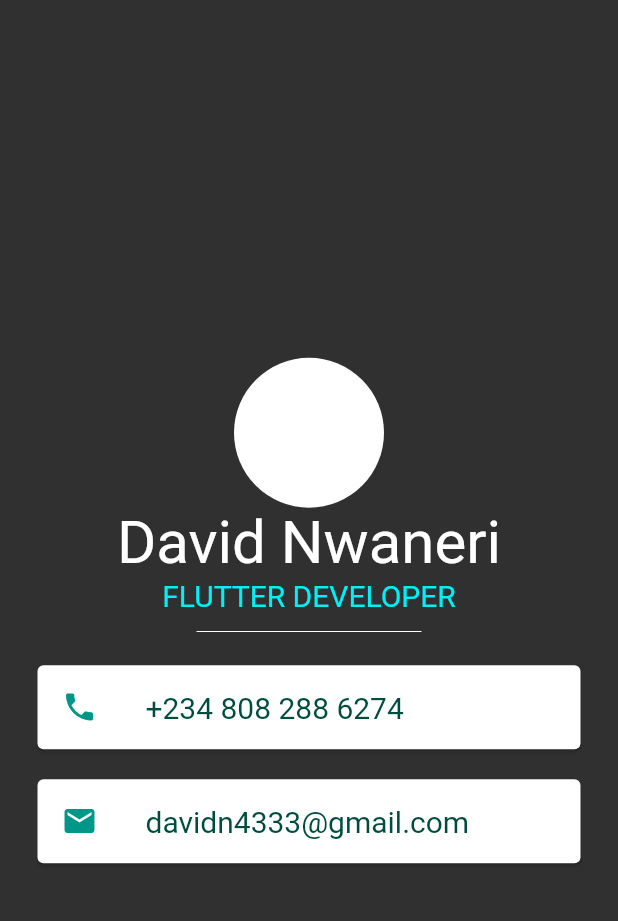
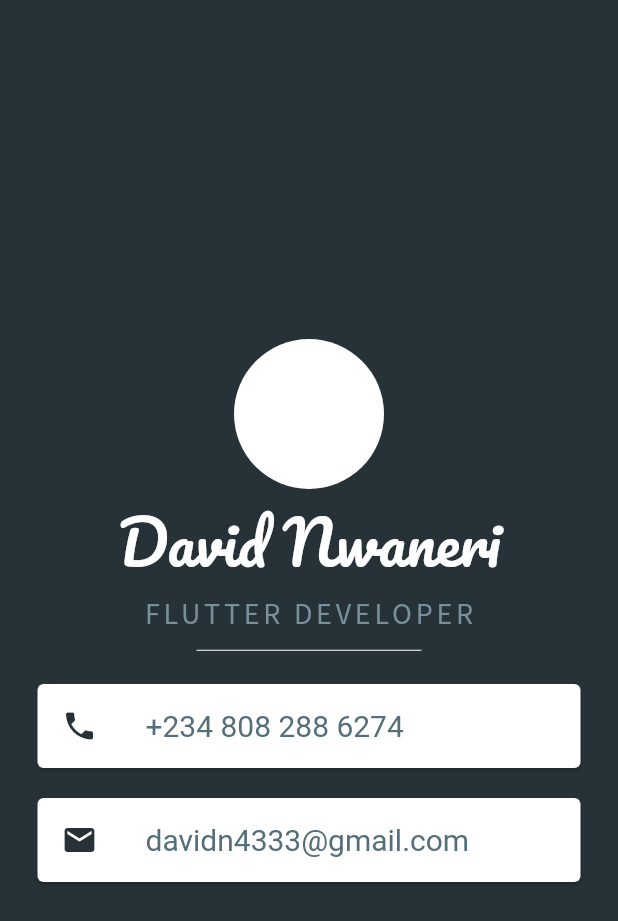
Before and after one commit to davidn007/flutter_projects, a Flutter app: the screen it shows after launch, on a phone screen of 412 x 824 dp. Shown: the top 921 px of the screen. Run offline on Flutter 3.47's test engine with Material 2 defaults, Android fonts, the phone set to English and light mode, and no system bars.

Commit message:
finished up the app by during some finishing styling and added a display image to the README file

```diff
--- a/micard/lib/main.dart
+++ b/micard/lib/main.dart
@@ -11,8 +11,8 @@ class MiCard extends StatelessWidget {
   @override
   Widget build(BuildContext context) {
     return MaterialApp(
-      theme: ThemeData.dark(),
       home: Scaffold(
+        backgroundColor: Colors.blueGrey[900],
         body: SafeArea(
           child: Column(
             mainAxisAlignment: MainAxisAlignment.center,
@@ -23,11 +23,20 @@ class MiCard extends StatelessWidget {
               ),
               Text(
                 'David Nwaneri',
-                style: TextStyle(fontSize: 40.0),
+                style: TextStyle(
+                  color: Colors.white,
+                  fontSize: 40.0,
+                  fontFamily: 'Pacifico',
+                ),
               ),
               Text(
                 'FLUTTER DEVELOPER',
-                style: TextStyle(fontSize: 20.0, color: Color(0xFF00F0F8)),
+                style: TextStyle(
+                  fontSize: 20.0,
+                  fontFamily: 'Source Sans Pro',
+                  color: Colors.blueGrey[400],
+                  letterSpacing: 2.5,
+                ),
               ),
               SizedBox(
                 width: 150.0,
@@ -37,32 +46,30 @@ class MiCard extends StatelessWidget {
                 ),
               ),
               Card(
-                color: Color(0xFFFFFFFF),
                 margin: EdgeInsets.symmetric(vertical: 10.0, horizontal: 25.0),
                 child: ListTile(
                   leading: Icon(
                     Icons.phone,
-                    color: Colors.teal,
+                    color: Colors.blueGrey[900],
                   ),
                   title: Text(
                     '+234 808 288 6274',
                     style:
-                        TextStyle(fontSize: 20.0, color: Colors.teal.shade900),
+                        TextStyle(fontSize: 20.0, color: Colors.blueGrey[600]),
                   ),
                 ),
               ),
               Card(
-                color: Color(0xFFFFFFFF),
                 margin: EdgeInsets.symmetric(vertical: 10.0, horizontal: 25.0),
                 child: ListTile(
                   leading: Icon(
                     Icons.mail,
-                    color: Colors.teal,
+                    color: Colors.blueGrey[900],
                   ),
                   title: Text(
                     'davidn4333@gmail.com',
                     style:
-                        TextStyle(fontSize: 20.0, color: Colors.teal.shade900),
+                        TextStyle(fontSize: 20.0, color: Colors.blueGrey[600]),
                   ),
                 ),
               ),
```
Also changed, not shown: micard/pubspec.yaml (+12 -39 lines), micard/font/Pacifico-Regular.ttf (added), micard/font/SourceSansPro-Regular.ttf (added), 1 other file.
